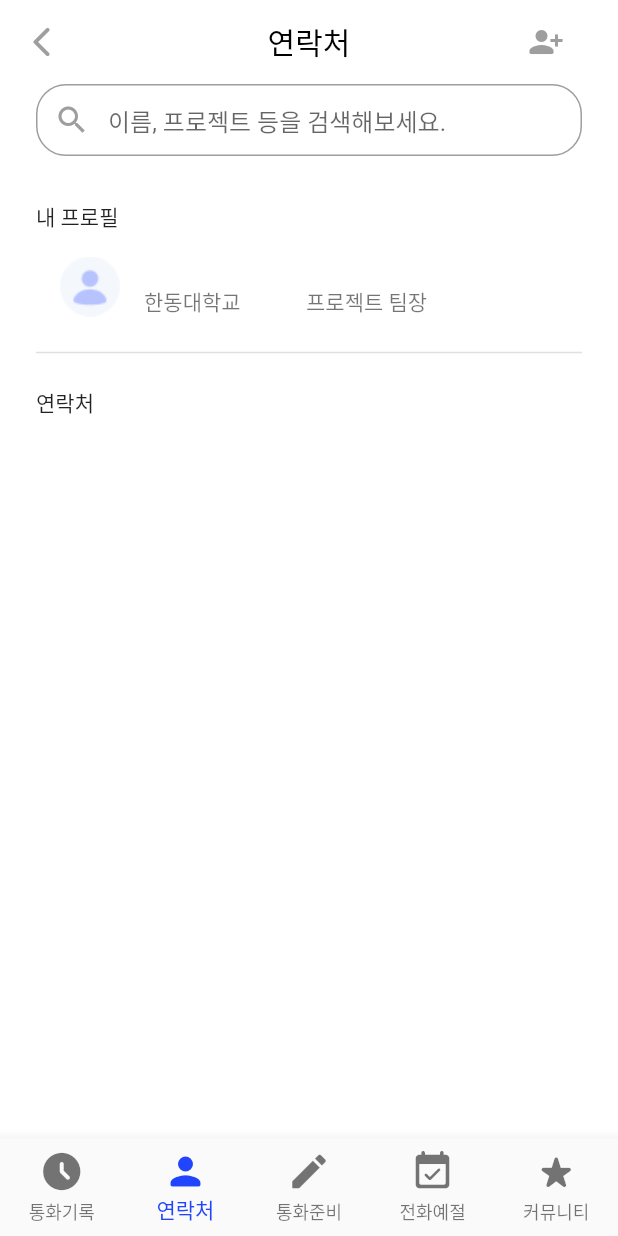
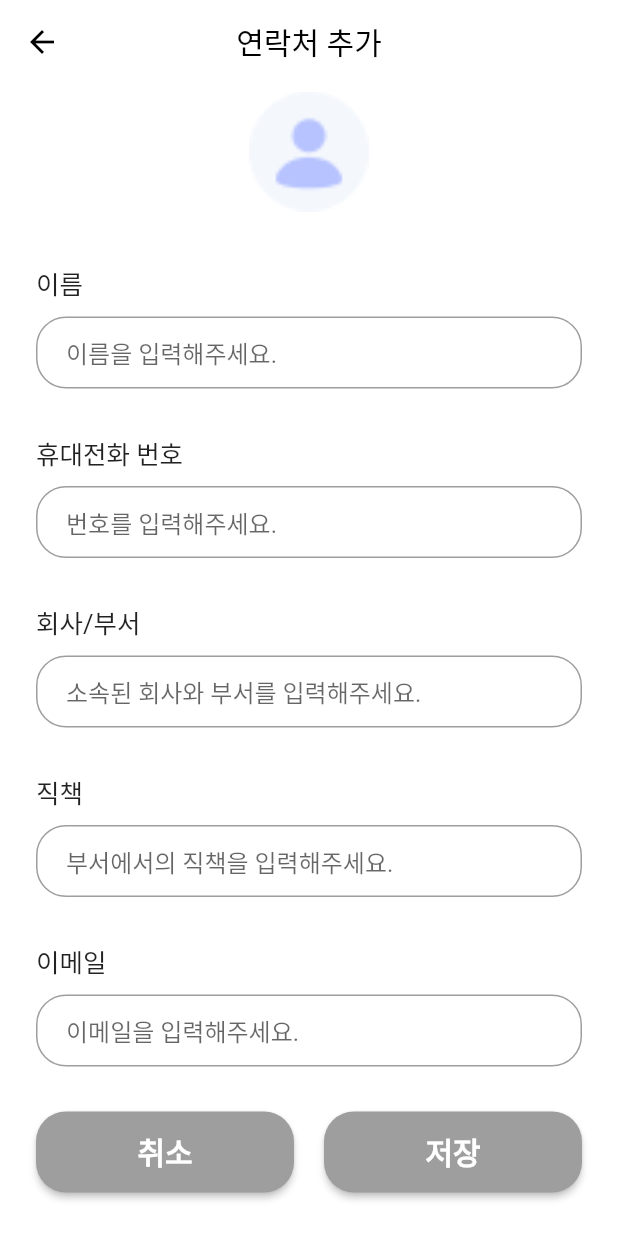
Before and after one commit to Club-PARD/Team-Appsolutely, a Flutter app: the HomePage screen opened directly, item 2 of the bottom bar chosen, after a tap on the "person add alt 1" icon, on a phone screen of 412 x 824 dp. Run offline on Flutter 3.47's test engine with Material 2 defaults, Android fonts, the phone set to English and light mode, and no system bars; our stand-ins replace animated_splash_screen, carousel_slider, cloud_firestore, contacts_service, firebase_auth, firebase_core and 5 more; accounts and stored records are empty; Roboto replaces fonts that are missing (Pretendard).

Commit message:
Add Contact

```diff
--- /dev/null
+++ b/lib/Screen/add.dart
@@ -0,0 +1,203 @@
+import 'package:appsolutely/service/contact_service.dart';
+import 'package:appsolutely/utils/app_text_styles.dart';
+import 'package:flutter/material.dart';
+import 'package:provider/provider.dart';
+
+class AddPage extends StatelessWidget {
+  const AddPage({super.key});
+
+  @override
+  Widget build(BuildContext context) {
+    final contactService = context.read<ContactService>();
+    var nameController = TextEditingController();
+    var phoneController = TextEditingController();
+    var companyController = TextEditingController();
+    var jobController = TextEditingController();
+    var emailController = TextEditingController();
+
+    return Scaffold(
+      backgroundColor: Colors.white,
+      appBar: AppBar(
+        centerTitle: true,
+        elevation: 0,
+        foregroundColor: Colors.black,
+        backgroundColor: Colors.white,
+        title: const Text('연락처 추가'),
+      ),
+      body: Padding(
+        padding: const EdgeInsets.symmetric(horizontal: 24),
+        child: SingleChildScrollView(
+          child: Column(
+            crossAxisAlignment: CrossAxisAlignment.start,
+            children: [
+              Center(
+                child: SizedBox(
+                  width: 90,
+                  height: 90,
+                  child: Transform.scale(
+                    scale: 2,
+                    child: Image.asset('assets/img/profile.png'),
+                  ),
+                ),
+              ),
+              const SizedBox(height: 30),
+              Text(
+                '이름',
+                style: Body1Style(),
+              ),
+              const SizedBox(height: 10),
+              TextField(
+                controller: nameController,
+                textAlignVertical: TextAlignVertical.center,
+                decoration: InputDecoration(
+                  hintText: '이름을 입력해주세요.',
+                  border: OutlineInputBorder(
+                    borderRadius: BorderRadius.circular(20),
+                  ),
+                  focusedBorder: OutlineInputBorder(
+                    borderRadius: BorderRadius.circular(20),
+                    borderSide: const BorderSide(color: Colors.grey),
+                  ),
+                  contentPadding: const EdgeInsets.symmetric(horizontal: 20),
+                ),
+              ),
+              const SizedBox(height: 30),
+              Text(
+                '휴대전화 번호',
+                style: Body1Style(),
+              ),
+              const SizedBox(height: 10),
+              TextField(
+                controller: phoneController,
+                textAlignVertical: TextAlignVertical.center,
+                decoration: InputDecoration(
+                  hintText: '번호를 입력해주세요.',
+                  border: OutlineInputBorder(
+                    borderRadius: BorderRadius.circular(20),
+                  ),
+                  focusedBorder: OutlineInputBorder(
+                    borderRadius: BorderRadius.circular(20),
+                    borderSide: const BorderSide(color: Colors.grey),
+                  ),
+                  contentPadding: const EdgeInsets.symmetric(horizontal: 20),
+                ),
+              ),
+              const SizedBox(height: 30),
+              Text(
+                '회사/부서',
+                style: Body1Style(),
+              ),
+              const SizedBox(height: 10),
+              TextField(
+                controller: companyController,
+                textAlignVertical: TextAlignVertical.center,
+                decoration: InputDecoration(
+                  hintText: '소속된 회사와 부서를 입력해주세요.',
+                  border: OutlineInputBorder(
+                    borderRadius: BorderRadius.circular(20),
+                  ),
+                  focusedBorder: OutlineInputBorder(
+                    borderRadius: BorderRadius.circular(20),
+                    borderSide: const BorderSide(color: Colors.grey),
+                  ),
+                  contentPadding: const EdgeInsets.symmetric(horizontal: 20),
+                ),
+              ),
+              const SizedBox(height: 30),
+              Text(
+                '직책',
+                style: Body1Style(),
+              ),
+              const SizedBox(height: 10),
+              TextField(
+                controller: jobController,
+                textAlignVertical: TextAlignVertical.center,
+                decoration: InputDecoration(
+                  hintText: '부서에서의 직책을 입력해주세요.',
+                  border: OutlineInputBorder(
+                    borderRadius: BorderRadius.circular(20),
+                  ),
+                  focusedBorder: OutlineInputBorder(
+                    borderRadius: BorderRadius.circular(20),
+                    borderSide: const BorderSide(color: Colors.grey),
+                  ),
+                  contentPadding: const EdgeInsets.symmetric(horizontal: 20),
+                ),
+              ),
+              const SizedBox(height: 30),
+              Text(
+                '이메일',
+                style: Body1Style(),
+              ),
+              const SizedBox(height: 10),
+              TextField(
+                controller: emailController,
+                textAlignVertical: TextAlignVertical.center,
+                decoration: InputDecoration(
+                  hintText: '이메일을 입력해주세요.',
+                  border: OutlineInputBorder(
+                    borderRadius: BorderRadius.circular(20),
+                  ),
+                  focusedBorder: OutlineInputBorder(
+                    borderRadius: BorderRadius.circular(20),
+                    borderSide: const BorderSide(color: Colors.grey),
+                  ),
+                  contentPadding: const EdgeInsets.symmetric(horizontal: 20),
+                ),
+              ),
+              const SizedBox(height: 30),
+              Row(
+                children: [
+                  Expanded(
+                    child: ElevatedButton(
+                      style: ElevatedButton.styleFrom(
+                        fixedSize: const Size.fromHeight(54),
+                        backgroundColor: Colors.grey,
+                        shape: RoundedRectangleBorder(
+                          borderRadius: BorderRadius.circular(20),
+                        ),
+                      ),
+                      onPressed: () {
+                        Navigator.pop(context);
+                      },
+                      child: Text(
+                        '취소',
+                        style: Title5Style(color: Colors.white),
+                      ),
+                    ),
+                  ),
+                  const SizedBox(width: 20),
+                  Expanded(
+                    child: ElevatedButton(
+                      style: ElevatedButton.styleFrom(
+                        fixedSize: const Size.fromHeight(54),
+                        backgroundColor: Colors.grey,
+                        shape: RoundedRectangleBorder(
+                          borderRadius: BorderRadius.circular(20),
+                        ),
+                      ),
+                      onPressed: () {
+                        contactService.addOne(
+                          name: nameController.text,
+                          company: companyController.text,
+                          phone: phoneController.text,
+                          job: jobController.text,
+                          email: emailController.text,
+                        );
+                        Navigator.pop(context);
+                      },
+                      child: Text(
+                        '저장',
+                        style: Title5Style(color: Colors.white),
+                      ),
+                    ),
+                  ),
+                ],
+              ),
+            ],
+          ),
+        ),
+      ),
+    );
+  }
+}
--- a/lib/Screen/contacts.dart
+++ b/lib/Screen/contacts.dart
@@ -22,9 +22,9 @@ class _ContactsPageState extends State<ContactsPage> {
     final user = authService.currentUser()!;
     return Padding(
       padding: const EdgeInsets.symmetric(horizontal: 24),
-      child: Consumer<ContactService>(builder: (context, contactService, _) {
+      child: Consumer<ContactService>(
+        builder: (context, contactService, _) {
           return Column(
-          crossAxisAlignment: CrossAxisAlignment.start,
             children: [
               TextField(
                 textAlignVertical: TextAlignVertical.center,
@@ -48,13 +48,17 @@ class _ContactsPageState extends State<ContactsPage> {
                 },
               ),
               const SizedBox(height: 30),
+              search == ''
+                  ? Column(
+                      crossAxisAlignment: CrossAxisAlignment.start,
+                      children: [
                         const Text('내 프로필'),
                         ListTile(
                           leading: user.photoURL == null
                               ? Image.asset('assets/img/profile.png')
                               : Image.network(user.photoURL!),
                           title: Text(
-                user.displayName == null ? '사용자' : user.displayName!,
+                            user.displayName == '' ? '사용자' : user.displayName!,
                             style: Body4Style(),
                           ),
                           subtitle: Row(
@@ -70,6 +74,9 @@ class _ContactsPageState extends State<ContactsPage> {
                         const Divider(thickness: 1),
                         const SizedBox(height: 15),
                         const Text('연락처'),
+                      ],
+                    )
+                  : const SizedBox(),
               Expanded(
                 child: search == ''
                     ? MyContacts(future: contactService.getPermission())
@@ -77,7 +84,8 @@ class _ContactsPageState extends State<ContactsPage> {
               ),
             ],
           );
-      }),
+        },
+      ),
     );
   }
 }
--- a/lib/Screen/home.dart
+++ b/lib/Screen/home.dart
@@ -7,6 +7,7 @@ import 'package:flutter/material.dart';
 import 'package:provider/provider.dart';
 
 import 'LoginPage.dart';
+import 'add.dart';
 import 'contacts.dart';
 
 class HomePage extends StatefulWidget {
@@ -58,7 +59,11 @@ class _HomePageState extends State<HomePage> {
                   padding: const EdgeInsets.only(right: 24),
                   child: IconButton(
                     onPressed: () {
-                      contactService.addOne('dummy');
+                      Navigator.push(
+                        context,
+                        MaterialPageRoute(
+                            builder: (context) => const AddPage()),
+                      );
                     },
                     icon: const Icon(
                       Icons.person_add_alt_1_rounded,
--- a/lib/utils/widget.dart
+++ b/lib/utils/widget.dart
@@ -1,3 +1,4 @@
+import 'package:appsolutely/Screen/detail.dart';
 import 'package:contacts_service/contacts_service.dart';
 import 'package:flutter/material.dart';
 
@@ -166,21 +167,37 @@ class MyContacts extends StatelessWidget {
             itemBuilder: (context, index) {
               final person = snapshot.data![index];
               return ListTile(
-                leading: person.avatar == null
-                    ? Image.asset('assets/img/profile.png')
-                    : Image.memory(person.avatar!),
+                leading: Hero(
+                  tag: person,
+                  child: Image.asset('assets/img/profile.png'),
+                ),
                 title: Text(
-                  person.displayName!,
+                  person.givenName!,
                   style: Body4Style(),
                 ),
                 subtitle: Row(
                   mainAxisAlignment: MainAxisAlignment.spaceBetween,
                   children: [
-                    Text(person.company!),
-                    Text(person.jobTitle!),
+                    Flexible(
+                      child: Text(
+                        person.company!,
+                        overflow: TextOverflow.ellipsis,
+                      ),
+                    ),
+                    Flexible(
+                      child: Text(
+                        person.jobTitle!,
+                        overflow: TextOverflow.ellipsis,
+                      ),
+                    ),
                     const SizedBox(),
                     const SizedBox(),
                   ],
+                ),
+                onTap: () => Navigator.push(
+                  context,
+                  MaterialPageRoute(
+                      builder: (context) => DetailPage(contact: person)),
                 ),
               );
             },
```
Also changed, not shown: lib/Screen/detail.dart (added, +158 -0 lines), lib/service/contact_service.dart (+14 -2 lines). Lines whose indentation alone changed are shown as unchanged.
